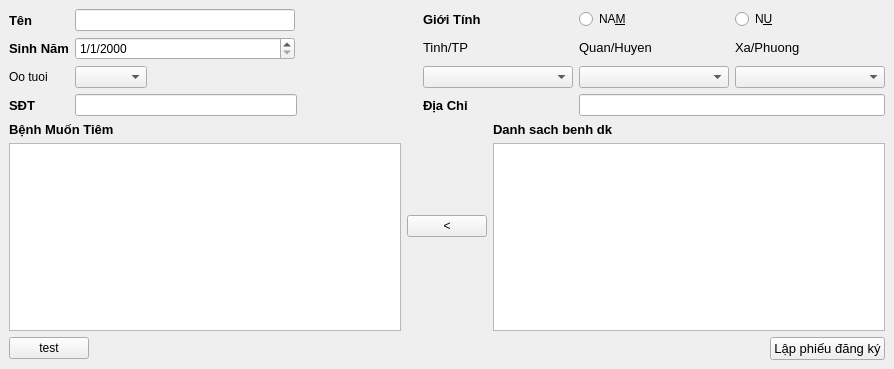
Qt form dangkyphieutiem.ui (xdien/tcmr) before a commit.
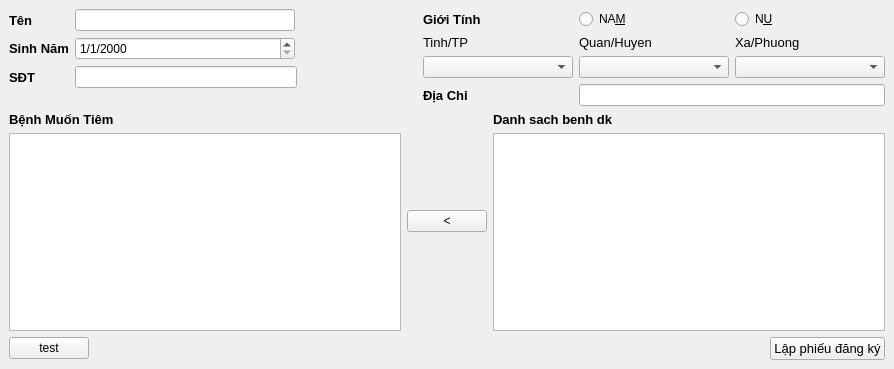
The same form after that commit.

Diff of the .ui file:
```diff
--- a/dangkyphieutiem.ui
+++ b/dangkyphieutiem.ui
@@ -110,7 +110,7 @@
             </property>
            </widget>
           </item>
-          <item row="3" column="0">
+          <item row="2" column="0">
            <widget class="QLabel" name="label_2">
             <property name="font">
              <font>
@@ -124,7 +124,7 @@
             </property>
            </widget>
           </item>
-          <item row="3" column="1">
+          <item row="2" column="1">
            <widget class="QLineEdit" name="lineEdit_3">
             <property name="sizePolicy">
              <sizepolicy hsizetype="Minimum" vsizetype="Fixed">
@@ -146,16 +146,6 @@
             </property>
            </widget>
           </item>
-          <item row="2" column="1">
-           <widget class="QComboBox" name="comboBox_dotuoi"/>
-          </item>
-          <item row="2" column="0">
-           <widget class="QLabel" name="label">
-            <property name="text">
-             <string>Oo tuoi</string>
-            </property>
-           </widget>
-          </item>
          </layout>
         </item>
         <item>
```
Left out of the diff: 2 changed lines with no effect on the pictures.
